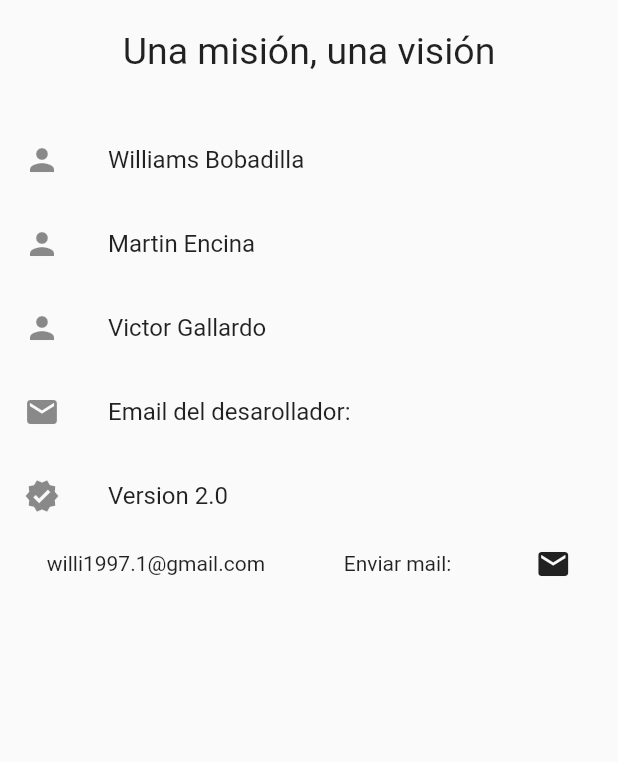
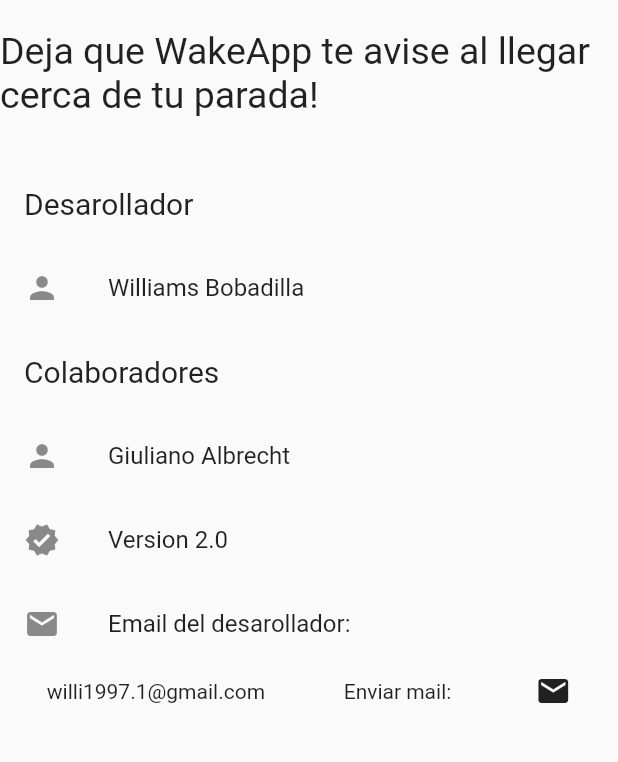
Before and after one commit to WilliBobadilla/wakeApp2.0, a Flutter app: the AboutView screen opened by its route, on a phone screen of 412 x 824 dp, the part 191-953 px from its top. Run offline on Flutter 3.47's test engine with Material 2 defaults, Android fonts, the light colour scheme and no system bars; our stand-ins replace audioplayers, flutter_map, get, latlong, location; missing offline and left inert: location_permissions.

Commit message:
editing text in about view

```diff
--- a/lib/app/modules/about/controllers/about_controller.dart
+++ b/lib/app/modules/about/controllers/about_controller.dart
@@ -1,8 +1,6 @@
 import 'package:get/get.dart';
 
 class AboutController extends GetxController {
-  //TODO: Implement AboutController
-
   final count = 0.obs;
   @override
   void onInit() {
--- a/lib/app/modules/about/views/about_view.dart
+++ b/lib/app/modules/about/views/about_view.dart
@@ -26,31 +26,37 @@
             height: 20,
           ),
           Text(
-            'Una misión, una visión',
+            'Deja que WakeApp te avise al llegar cerca de tu parada!',
             style: TextStyle(fontSize: 25),
           ),
           Container(
             height: 30,
           ),
           ListTile(
+              title: Text(
+            "Desarollador",
+            style: TextStyle(fontSize: 20),
+          )),
+          ListTile(
             leading: Icon(Icons.person),
             title: Text("Williams Bobadilla"),
           ),
           ListTile(
+              title: Text(
+            "Colaboradores",
+            style: TextStyle(fontSize: 20),
+          )),
+          ListTile(
             leading: Icon(Icons.person),
-            title: Text("Martin Encina"),
+            title: Text("Giuliano Albrecht"),
           ),
           ListTile(
-            leading: Icon(Icons.person),
-            title: Text("Victor Gallardo"),
+            leading: Icon(Icons.verified_sharp),
+            title: Text("Version 2.0 "),
           ),
           ListTile(
             leading: Icon(Icons.email),
             title: Text("Email del desarollador:"),
-          ),
-          ListTile(
-            leading: Icon(Icons.verified_sharp),
-            title: Text("Version 2.0 "),
           ),
           Padding(
               padding: EdgeInsets.all(5),
--- a/lib/app/modules/home/views/home_view.dart
+++ b/lib/app/modules/home/views/home_view.dart
@@ -64,6 +64,7 @@
             bottom: 110,
             right: 20,
             child: FloatingActionButton(
+              heroTag: 1,
               child: Center(child: Icon(Icons.add)),
               onPressed: () {
                 controller.zoom(mode: "in");
@@ -74,6 +75,7 @@
             bottom: 40,
             right: 20,
             child: FloatingActionButton(
+              heroTag: 2,
               child: Center(child: Icon(Icons.minimize_sharp)),
               onPressed: () {
                 controller.zoom(mode: "out");
--- a/lib/app/modules/widgets/bottom_sheet_widget.dart
+++ b/lib/app/modules/widgets/bottom_sheet_widget.dart
@@ -3,6 +3,7 @@
 import 'package:get/get.dart';
 import 'package:get/get_state_manager/src/simple/get_view.dart';
 import 'package:wake_app_2_0/app/modules/home/controllers/home_controller.dart';
+import 'package:wake_app_2_0/app/routes/app_pages.dart';
 
 class BottomAnimatedContainer extends GetView<HomeController> {
   final double cardsWidth = Get.width * 0.40;
@@ -25,7 +26,7 @@
             mainAxisSize: MainAxisSize.min,
             children: [
               FloatingActionButton(
-                heroTag: 6,
+                heroTag: 3,
                 onPressed: () {
                   controller.selectedBottom.value =
                       !controller.selectedBottom.value;
@@ -98,6 +99,7 @@
                           width: cardsWidth,
                           child: GestureDetector(
                               onTap: () {
+                                Get.toNamed(Routes.ABOUT);
                                 //if marker not set, you can not find a route
                               },
                               child: Card(
@@ -105,7 +107,7 @@
                                 child: Row(
                                   mainAxisAlignment: MainAxisAlignment.center,
                                   children: [
-                                    Text("   Info   "),
+                                    Text("   Información   "),
                                     Icon(
                                       Icons.info,
                                       color: Get.theme.primaryColor,
```
